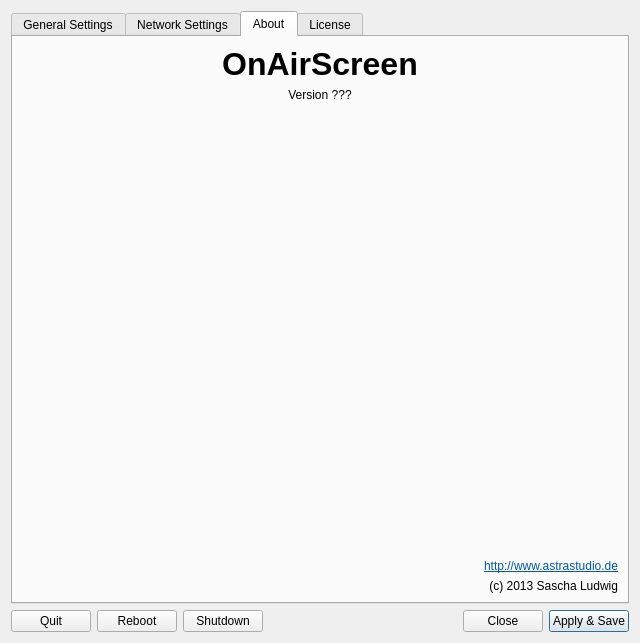
saschaludwig/OnAirScreen, file settings.ui: the form before one commit.
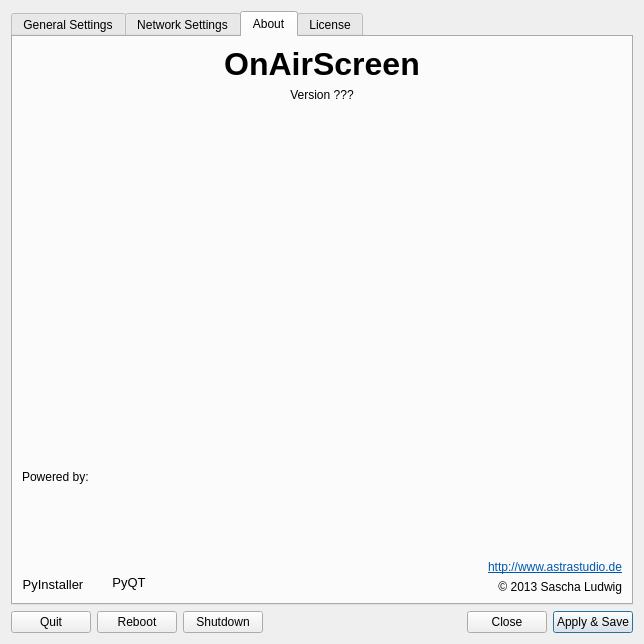
The form after the commit. The open tabs and pages were chosen to show the change. Icons and pictures are not drawn.

Commit message: added pyqt logo and powered by section in about

The edit to the form file:
```diff
--- a/settings.ui
+++ b/settings.ui
@@ -6,8 +6,8 @@
    <rect>
     <x>0</x>
     <y>0</y>
-    <width>640</width>
-    <height>643</height>
+    <width>644</width>
+    <height>644</height>
    </rect>
   </property>
   <property name="minimumSize">
@@ -1380,6 +1380,32 @@
        <string>About</string>
       </attribute>
       <layout class="QGridLayout" name="gridLayout_4">
+       <item row="4" column="0">
+        <spacer name="verticalSpacer_3">
+         <property name="orientation">
+          <enum>Qt::Vertical</enum>
+         </property>
+         <property name="sizeHint" stdset="0">
+          <size>
+           <width>20</width>
+           <height>40</height>
+          </size>
+         </property>
+        </spacer>
+       </item>
+       <item row="2" column="0">
+        <spacer name="verticalSpacer_2">
+         <property name="orientation">
+          <enum>Qt::Vertical</enum>
+         </property>
+         <property name="sizeHint" stdset="0">
+          <size>
+           <width>20</width>
+           <height>40</height>
+          </size>
+         </property>
+        </spacer>
+       </item>
        <item row="0" column="0">
         <widget class="QLabel" name="label_6">
          <property name="font">
@@ -1420,55 +1446,193 @@
          </property>
         </widget>
        </item>
-       <item row="5" column="0">
-        <widget class="QLabel" name="label_9">
-         <property name="text">
-          <string>&lt;!DOCTYPE HTML PUBLIC &quot;-//W3C//DTD HTML 4.0//EN&quot; &quot;http://www.w3.org/TR/REC-html40/strict.dtd&quot;&gt;
+       <item row="8" column="0">
+        <layout class="QHBoxLayout" name="horizontalLayout_4">
+         <item>
+          <layout class="QVBoxLayout" name="verticalLayout_12">
+           <item>
+            <widget class="QLabel" name="label_3">
+             <property name="text">
+              <string>Powered by:</string>
+             </property>
+            </widget>
+           </item>
+           <item>
+            <layout class="QHBoxLayout" name="horizontalLayout_14">
+             <property name="spacing">
+              <number>20</number>
+             </property>
+             <item>
+              <layout class="QVBoxLayout" name="verticalLayout_13">
+               <property name="spacing">
+                <number>4</number>
+               </property>
+               <item>
+                <widget class="QLabel" name="label_18">
+                 <property name="sizePolicy">
+                  <sizepolicy hsizetype="Fixed" vsizetype="Fixed">
+                   <horstretch>0</horstretch>
+                   <verstretch>0</verstretch>
+                  </sizepolicy>
+                 </property>
+                 <property name="minimumSize">
+                  <size>
+                   <width>50</width>
+                   <height>51</height>
+                  </size>
+                 </property>
+                 <property name="maximumSize">
+                  <size>
+                   <width>50</width>
+                   <height>51</height>
+                  </size>
+                 </property>
+                 <property name="text">
+                  <string/>
+                 </property>
+                 <property name="pixmap">
+                  <pixmap resource="resources.qrc">:/thirdparty/pyinstaller.png</pixmap>
+                 </property>
+                 <property name="scaledContents">
+                  <bool>true</bool>
+                 </property>
+                </widget>
+               </item>
+               <item>
+                <widget class="QLabel" name="label_20">
+                 <property name="sizePolicy">
+                  <sizepolicy hsizetype="Maximum" vsizetype="Maximum">
+                   <horstretch>0</horstretch>
+                   <verstretch>0</verstretch>
+                  </sizepolicy>
+                 </property>
+                 <property name="font">
+                  <font>
+                   <pointsize>10</pointsize>
+                  </font>
+                 </property>
+                 <property name="text">
+                  <string>PyInstaller</string>
+                 </property>
+                 <property name="alignment">
+                  <set>Qt::AlignHCenter|Qt::AlignTop</set>
+                 </property>
+                </widget>
+               </item>
+              </layout>
+             </item>
+             <item>
+              <layout class="QVBoxLayout" name="verticalLayout_14">
+               <property name="spacing">
+                <number>3</number>
+               </property>
+               <item>
+                <widget class="QLabel" name="label_19">
+                 <property name="sizePolicy">
+                  <sizepolicy hsizetype="Fixed" vsizetype="Fixed">
+                   <horstretch>0</horstretch>
+                   <verstretch>0</verstretch>
+                  </sizepolicy>
+                 </property>
+                 <property name="minimumSize">
+                  <size>
+                   <width>50</width>
+                   <height>52</height>
+                  </size>
+                 </property>
+                 <property name="maximumSize">
+                  <size>
+                   <width>50</width>
+                   <height>52</height>
+                  </size>
+                 </property>
+                 <property name="text">
+                  <string/>
+                 </property>
+                 <property name="pixmap">
+                  <pixmap resource="resources.qrc">:/thirdparty/pyqt.png</pixmap>
+                 </property>
+                 <property name="scaledContents">
+                  <bool>true</bool>
+                 </property>
+                </widget>
+               </item>
+               <item>
+                <widget class="QLabel" name="label_21">
+                 <property name="font">
+                  <font>
+                   <pointsize>10</pointsize>
+                  </font>
+                 </property>
+                 <property name="text">
+                  <string>PyQT</string>
+                 </property>
+                 <property name="alignment">
+                  <set>Qt::AlignHCenter|Qt::AlignTop</set>
+                 </property>
+                </widget>
+               </item>
+              </layout>
+             </item>
+            </layout>
+           </item>
+          </layout>
+         </item>
+         <item>
+          <spacer name="horizontalSpacer_2">
+           <property name="orientation">
+            <enum>Qt::Horizontal</enum>
+           </property>
+           <property name="sizeHint" stdset="0">
+            <size>
+             <width>40</width>
+             <height>20</height>
+            </size>
+           </property>
+          </spacer>
+         </item>
+         <item>
+          <layout class="QVBoxLayout" name="verticalLayout_11">
+           <item>
+            <spacer name="verticalSpacer_6">
+             <property name="orientation">
+              <enum>Qt::Vertical</enum>
+             </property>
+             <property name="sizeHint" stdset="0">
+              <size>
+               <width>20</width>
+               <height>40</height>
+              </size>
+             </property>
+            </spacer>
+           </item>
+           <item>
+            <widget class="QLabel" name="label_9">
+             <property name="text">
+              <string>&lt;!DOCTYPE HTML PUBLIC &quot;-//W3C//DTD HTML 4.0//EN&quot; &quot;http://www.w3.org/TR/REC-html40/strict.dtd&quot;&gt;
 &lt;html&gt;&lt;head&gt;&lt;meta name=&quot;qrichtext&quot; content=&quot;1&quot; /&gt;&lt;style type=&quot;text/css&quot;&gt;
 p, li { white-space: pre-wrap; }
 &lt;/style&gt;&lt;/head&gt;&lt;body style=&quot; font-family:'DejaVu Sans'; font-size:9pt; font-weight:400; font-style:normal;&quot;&gt;
 &lt;p style=&quot; margin-top:0px; margin-bottom:0px; margin-left:0px; margin-right:0px; -qt-block-indent:0; text-indent:0px;&quot;&gt;&lt;a href=&quot;http://www.astrastudio.de&quot;&gt;&lt;span style=&quot; text-decoration: underline; color:#0057ae;&quot;&gt;http://www.astrastudio.de&lt;/span&gt;&lt;/a&gt;&lt;/p&gt;&lt;/body&gt;&lt;/html&gt;</string>
-         </property>
-         <property name="alignment">
-          <set>Qt::AlignRight|Qt::AlignTrailing|Qt::AlignVCenter</set>
-         </property>
-        </widget>
-       </item>
-       <item row="6" column="0">
-        <widget class="QLabel" name="label_7">
-         <property name="text">
-          <string>(c) 2013 Sascha Ludwig</string>
-         </property>
-         <property name="alignment">
-          <set>Qt::AlignRight|Qt::AlignTrailing|Qt::AlignVCenter</set>
-         </property>
-        </widget>
-       </item>
-       <item row="2" column="0">
-        <spacer name="verticalSpacer_2">
-         <property name="orientation">
-          <enum>Qt::Vertical</enum>
-         </property>
-         <property name="sizeHint" stdset="0">
-          <size>
-           <width>20</width>
-           <height>40</height>
-          </size>
-         </property>
-        </spacer>
-       </item>
-       <item row="4" column="0">
-        <spacer name="verticalSpacer_3">
-         <property name="orientation">
-          <enum>Qt::Vertical</enum>
-         </property>
-         <property name="sizeHint" stdset="0">
-          <size>
-           <width>20</width>
-           <height>40</height>
-          </size>
-         </property>
-        </spacer>
+             </property>
+             <property name="alignment">
+              <set>Qt::AlignRight|Qt::AlignTrailing|Qt::AlignVCenter</set>
+             </property>
+            </widget>
+           </item>
+           <item>
+            <widget class="QLabel" name="label_7">
+             <property name="text">
+              <string>© 2013 Sascha Ludwig</string>
+             </property>
+             <property name="alignment">
+              <set>Qt::AlignRight|Qt::AlignTrailing|Qt::AlignVCenter</set>
+             </property>
+            </widget>
+           </item>
+          </layout>
+         </item>
+        </layout>
        </item>
       </layout>
      </widget>
```
The commit also changes 2 other files.
